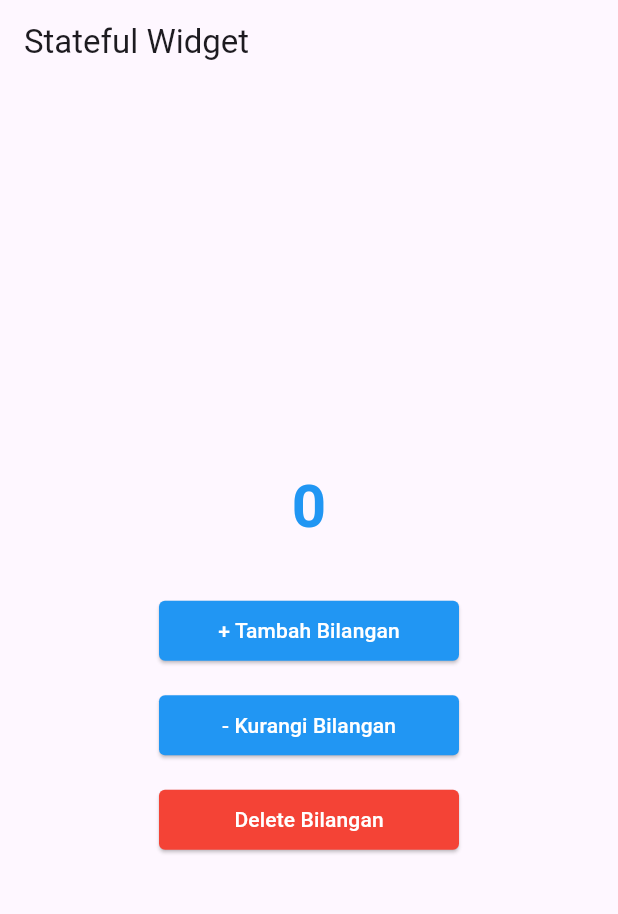
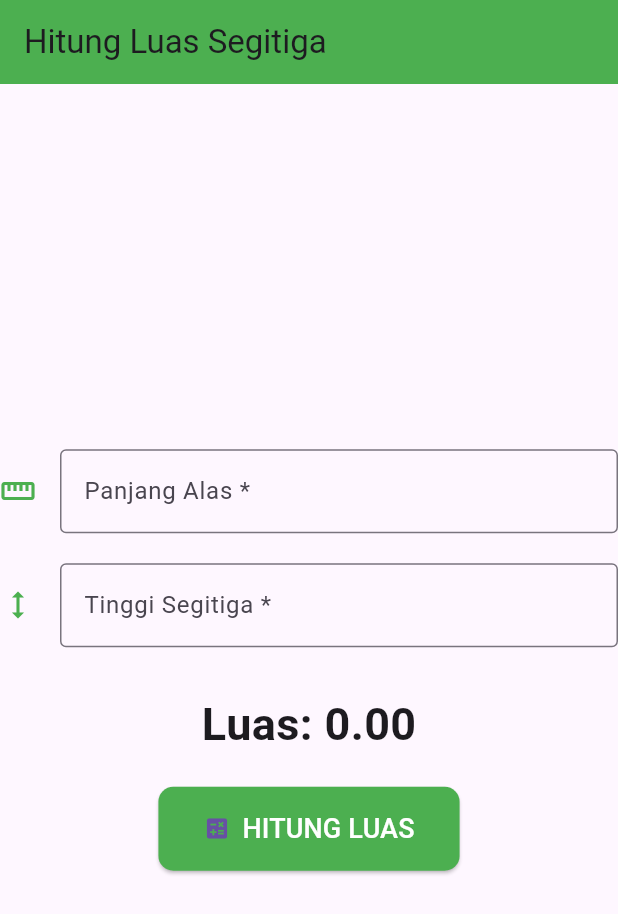
Before and after one commit to dandi-maulana/mobile_application_practicum, a Flutter app: the screen it shows after launch, on a phone screen of 412 x 824 dp. Shown: the top 914 px of the screen. Run offline on Flutter 3.47's test engine with Material 3 defaults, Android fonts, the phone set to English and light mode, and no system bars.

Commit message:
Task 2.b :Flutter Stateless & Statefull Widget

```diff
--- a/lib/main.dart
+++ b/lib/main.dart
@@ -1,12 +1,12 @@
 import 'package:flutter/material.dart';
-import 'package:mobile_application_practicum/pages/Latihan_widget.dart';
+import 'package:mobile_application_practicum/pages/luas_segitiga.dart';
 
 void main() {
   runApp(
     MaterialApp(
       debugShowCheckedModeBanner: false,
       title: "Latihan Kedua",
-      home: LatihanKedua(),
+      home: LuasSegitiga(),
     ),
   );
 }
--- /dev/null
+++ b/lib/pages/luas_segitiga.dart
@@ -0,0 +1,90 @@
+import 'package:flutter/material.dart';
+
+class LuasSegitiga extends StatefulWidget {
+  @override
+  _LuasSegitigaState createState() => _LuasSegitigaState();
+}
+
+class _LuasSegitigaState extends State<LuasSegitiga> {
+  TextEditingController alasController = TextEditingController();
+  TextEditingController tinggiController = TextEditingController();
+
+  String nilaiAlas = '';
+  String nilaiTinggi = '';
+  double hasil = 0;
+
+  @override
+  Widget build(BuildContext context) {
+    return MaterialApp(
+      home: Scaffold(
+        appBar: AppBar(
+          title: Text('Hitung Luas Segitiga'),
+          backgroundColor: Colors.green,
+        ),
+        body: Center(
+          child: Column(
+            mainAxisAlignment: MainAxisAlignment.center,
+            children: <Widget>[
+              TextFormField(
+                onChanged: (text) {
+                  setState(() {
+                    nilaiAlas = text;
+                  });
+                },
+                controller: alasController,
+                keyboardType: TextInputType.number,
+                decoration: const InputDecoration(
+                  icon: Icon(Icons.straighten, color: Colors.green),
+                  labelText: 'Panjang Alas *',
+                  border: OutlineInputBorder(),
+                ),
+              ),
+              SizedBox(height: 20),
+              TextFormField(
+                onChanged: (text) {
+                  setState(() {
+                    nilaiTinggi = text;
+                  });
+                },
+                controller: tinggiController,
+                keyboardType: TextInputType.number,
+                decoration: const InputDecoration(
+                  icon: Icon(Icons.height, color: Colors.green),
+                  labelText: 'Tinggi Segitiga *',
+                  border: OutlineInputBorder(),
+                ),
+              ),
+              SizedBox(height: 30),
+              Text(
+                'Luas: ${hasil.toStringAsFixed(2)}',
+                style: TextStyle(fontSize: 30.0, fontWeight: FontWeight.bold),
+              ),
+              SizedBox(height: 20),
+              ElevatedButton.icon(
+                style: ElevatedButton.styleFrom(
+                  backgroundColor: Colors.green,
+                  padding: EdgeInsets.symmetric(horizontal: 30, vertical: 15),
+                  shape: RoundedRectangleBorder(
+                    borderRadius: BorderRadius.circular(10),
+                  ),
+                ),
+                icon: Icon(Icons.calculate),
+                label: Text(
+                  'HITUNG LUAS',
+                  style: TextStyle(fontSize: 18.0, color: Colors.white),
+                ),
+                onPressed: () {
+                  setState(() {
+                    double alas = double.parse(nilaiAlas);
+                    double tinggi = double.parse(nilaiTinggi);
+                    hasil = (alas * tinggi) / 2;
+                  });
+                },
+              ),
+            ],
+          ),
+        ),
+      ),
+    );
+  }
+}
```
